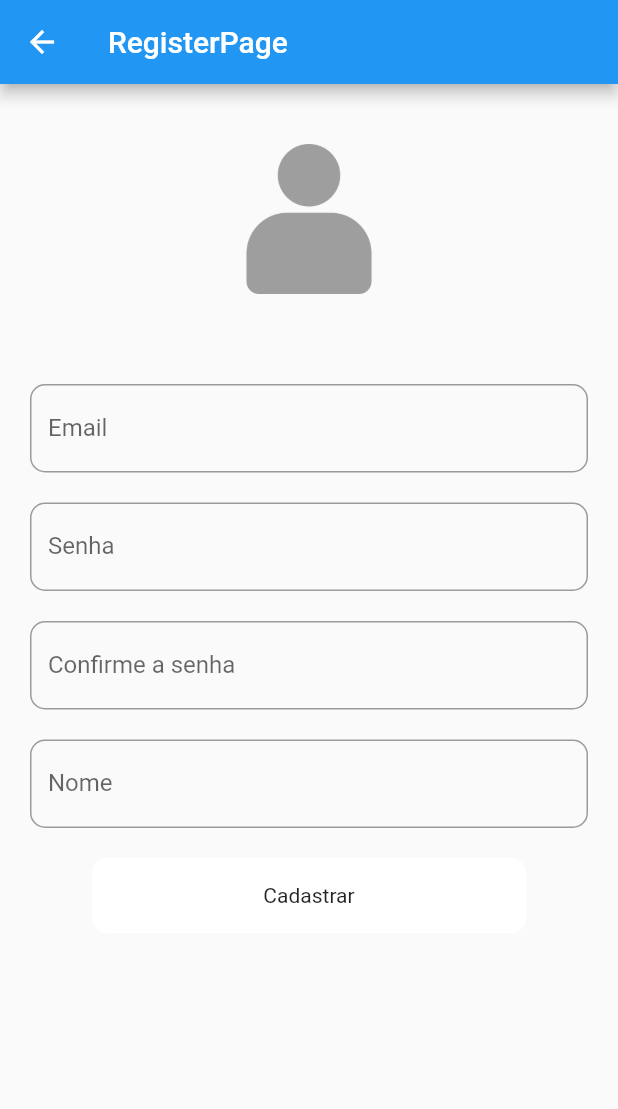
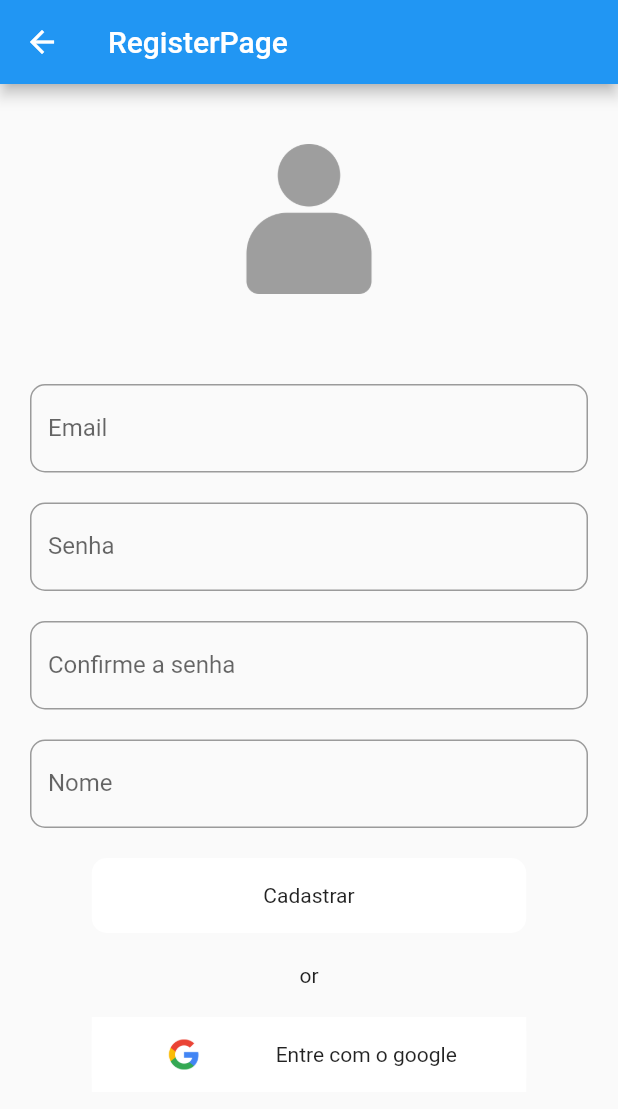
Before and after one commit to JoaoRafa19/Todo, a Flutter app: the RegisterPage screen opened by its route, on a phone screen of 412 x 824 dp. Shown: the top 1109 px of the screen. Run offline on Flutter 3.47's test engine with Material 2 defaults, Android fonts, the light colour scheme and no system bars; our stand-ins replace cloud_firestore, firebase_auth, firebase_core, get, google_sign_in; accounts and stored records are empty; network calls fail.

Commit message:
google signin

```diff
--- a/lib/modules/auth/register/register.page.dart
+++ b/lib/modules/auth/register/register.page.dart
@@ -126,18 +126,21 @@ class RegisterPage extends GetView<RegisterController> {
                               )),
                         ),
                         const SizedBox(height: 20),
+                        Obx(() => controller.loading.value
+                            ? const CircularProgressIndicator()
+                            : Column(
+                                children: [
                                   Container(
                                     padding: EdgeInsets.only(
-                              left: Get.width * 0.1, right: Get.width * 0.1),
-                          child: Obx(() => GestureDetector(
+                                        left: Get.width * 0.1,
+                                        right: Get.width * 0.1),
+                                    child: GestureDetector(
                                       onTap: () {
                                         if (_formKey.currentState!.validate()) {
                                           controller.register();
                                         }
                                       },
-                                child: controller.loading.value
-                                    ? const CircularProgressIndicator()
-                                    : Container(
+                                      child: Container(
                                         height: 50,
                                         width: double.infinity,
                                         decoration: const BoxDecoration(
@@ -152,10 +155,68 @@ class RegisterPage extends GetView<RegisterController> {
                                           ),
                                         ),
                                       ),
-                              )),
+                                    ),
+                                  ),
+                                  const SizedBox(height: 20),
+                                  const Text('or'),
+                                  const SizedBox(height: 20),
+                                  Container(
+                                    padding: EdgeInsets.only(
+                                        left: Get.width * 0.1,
+                                        right: Get.width * 0.1),
+                                    child: Container(
+                                      color: Colors.white,
+                                      child: GestureDetector(
+                                        onTap: () async {
+                                          await controller.singInWithGoogle();
+                                        },
+                                        child: controller.loading.value
+                                            ? const CircularProgressIndicator()
+                                            : Container(
+                                                height: 50,
+                                                width: double.infinity,
+                                                decoration: const BoxDecoration(
+                                                  color: Colors.white,
+                                                  borderRadius:
+                                                      BorderRadius.all(
+                                                    Radius.circular(10),
+                                                  ),
+                                                ),
+                                                child: Center(
+                                                  child: Row(
+                                                    mainAxisAlignment:
+                                                        MainAxisAlignment
+                                                            .spaceEvenly,
+                                                    children: [
+                                                      Padding(
+                                                        padding:
+                                                            const EdgeInsets
+                                                                .all(5),
+                                                        child: Image.asset(
+                                                          'assets/images/google-icon.png',
+                                                          isAntiAlias: true,
+                                                          width: 20,
+                                                          alignment:
+                                                              Alignment.center,
+                                                        ),
+                                                      ),
+                                                      const Text(
+                                                        'Entre com o google',
+                                                        style: TextStyle(
+                                                            color:
+                                                                Colors.black87),
+                                                      ),
+                                                    ],
+                                                  ),
+                                                ),
+                                              ),
+                                      ),
+                                    ),
                                   ),
                                 ],
                               ))
+                      ],
+                    )),
               ],
             ),
           ),
--- a/pubspec.yaml
+++ b/pubspec.yaml
@@ -39,6 +39,7 @@ dependencies:
   firebase_core: ^1.12.0
   firebase_auth: ^3.3.7
   cloud_firestore: ^3.1.8
+  google_sign_in: ^5.2.4
 
 dev_dependencies:
   flutter_test:
@@ -64,6 +65,8 @@ flutter:
 
   assets:
     - assets/images/
+    - assets/images/google-icon.png
+
   #   - images/a_dot_ham.jpeg
 
   # An image asset can refer to one or more resolution-specific "variants", see
```
Also changed, not shown: lib/data/repositories/auth.repository.dart (+31 -2 lines), lib/modules/auth/register/register.controller.dart (+30 -0 lines), assets/images/google-icon.png (added), pubspec.lock, 3 other files. Lines whose indentation alone changed are shown as unchanged.
